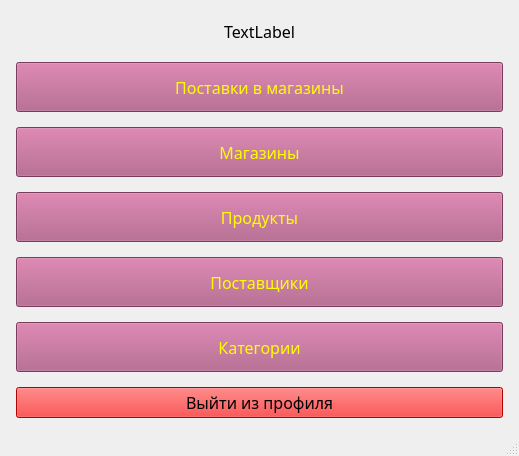
tebik44/Delivery_app, file Screens/profile.ui: the form before one commit.
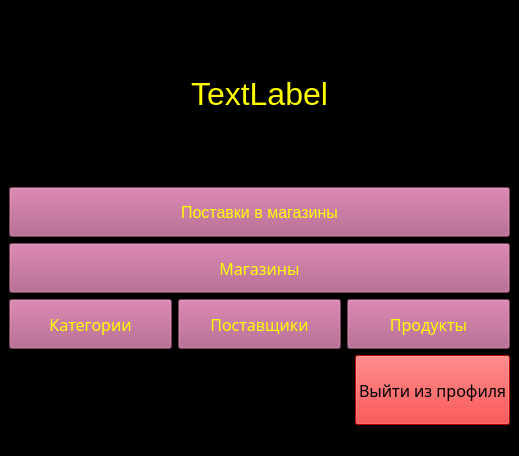
The form after the commit.

What changed in the file:
```diff
--- a/Screens/profile.ui
+++ b/Screens/profile.ui
@@ -13,6 +13,9 @@
   <property name="windowTitle">
    <string>MainWindow</string>
   </property>
+  <property name="styleSheet">
+   <string notr="true">background-color:black;</string>
+  </property>
   <widget class="QWidget" name="centralwidget">
    <property name="font">
     <font>
@@ -20,26 +23,18 @@
      <pointsize>12</pointsize>
     </font>
    </property>
+   <layout class="QVBoxLayout" name="verticalLayout_2">
+    <item>
    <layout class="QVBoxLayout" name="verticalLayout">
-    <property name="spacing">
-     <number>15</number>
-    </property>
-    <property name="leftMargin">
-     <number>16</number>
-    </property>
-    <property name="topMargin">
-     <number>16</number>
-    </property>
-    <property name="rightMargin">
-     <number>16</number>
-    </property>
-    <property name="bottomMargin">
-     <number>16</number>
-    </property>
     <item>
      <widget class="QLabel" name="label_2">
+        <property name="font">
+         <font>
+          <pointsize>24</pointsize>
+         </font>
+        </property>
       <property name="styleSheet">
-       <string notr="true">color: RGB(36, 50, 56);</string>
+         <string notr="true">color: yellow;</string>
       </property>
       <property name="text">
        <string>&lt;html&gt;&lt;head/&gt;&lt;body&gt;&lt;p align=&quot;center&quot;&gt;TextLabel&lt;/p&gt;&lt;/body&gt;&lt;/html&gt;</string>
@@ -56,7 +51,6 @@
       </property>
       <property name="font">
        <font>
-        <family>Candara</family>
         <pointsize>12</pointsize>
        </font>
       </property>
@@ -93,53 +87,10 @@
       </property>
      </widget>
     </item>
-    <item>
-     <widget class="QPushButton" name="pushButton">
-      <property name="minimumSize">
-       <size>
-        <width>0</width>
-        <height>50</height>
-       </size>
-      </property>
-      <property name="font">
-       <font>
-        <family>Candara</family>
-        <pointsize>12</pointsize>
-       </font>
-      </property>
-      <property name="styleSheet">
-       <string notr="true">color:rgb(255, 255, 0);
-background-color:rgb(170, 85, 127);
-</string>
-      </property>
-      <property name="text">
-       <string>Продукты</string>
-      </property>
-     </widget>
+     </layout>
     </item>
     <item>
-     <widget class="QPushButton" name="pushButton_2">
-      <property name="minimumSize">
-       <size>
-        <width>0</width>
-        <height>50</height>
-       </size>
-      </property>
-      <property name="font">
-       <font>
-        <family>Candara</family>
-        <pointsize>12</pointsize>
-       </font>
-      </property>
-      <property name="styleSheet">
-       <string notr="true">color:rgb(255, 255, 0);
-background-color:rgb(170, 85, 127);</string>
-      </property>
-      <property name="text">
-       <string>Поставщики</string>
-      </property>
-     </widget>
-    </item>
+     <layout class="QHBoxLayout" name="horizontalLayout">
     <item>
      <widget class="QPushButton" name="pushButton_3">
       <property name="minimumSize">
@@ -164,7 +115,77 @@
      </widget>
     </item>
     <item>
+       <widget class="QPushButton" name="pushButton_2">
+        <property name="minimumSize">
+         <size>
+          <width>0</width>
+          <height>50</height>
+         </size>
+        </property>
+        <property name="font">
+         <font>
+          <family>Candara</family>
+          <pointsize>12</pointsize>
+         </font>
+        </property>
+        <property name="styleSheet">
+         <string notr="true">color:rgb(255, 255, 0);
+background-color:rgb(170, 85, 127);</string>
+        </property>
+        <property name="text">
+         <string>Поставщики</string>
+        </property>
+       </widget>
+      </item>
+      <item>
+       <widget class="QPushButton" name="pushButton">
+        <property name="minimumSize">
+         <size>
+          <width>0</width>
+          <height>50</height>
+         </size>
+        </property>
+        <property name="font">
+         <font>
+          <family>Candara</family>
+          <pointsize>12</pointsize>
+         </font>
+        </property>
+        <property name="styleSheet">
+         <string notr="true">color:rgb(255, 255, 0);
+background-color:rgb(170, 85, 127);
+</string>
+        </property>
+        <property name="text">
+         <string>Продукты</string>
+        </property>
+       </widget>
+      </item>
+     </layout>
+    </item>
+    <item>
+     <layout class="QHBoxLayout" name="horizontalLayout_2">
+      <item>
+       <spacer name="horizontalSpacer">
+        <property name="orientation">
+         <enum>Qt::Horizontal</enum>
+        </property>
+        <property name="sizeHint" stdset="0">
+         <size>
+          <width>40</width>
+          <height>20</height>
+         </size>
+        </property>
+       </spacer>
+      </item>
+      <item>
      <widget class="QPushButton" name="pushButton_5">
+        <property name="minimumSize">
+         <size>
+          <width>30</width>
+          <height>70</height>
+         </size>
+        </property>
       <property name="font">
        <font>
         <family>Candara</family>
@@ -181,6 +202,8 @@
        <string>Выйти из профиля</string>
       </property>
      </widget>
+      </item>
+     </layout>
     </item>
    </layout>
   </widget>
```
Lines whose indentation alone changed are shown as unchanged.
